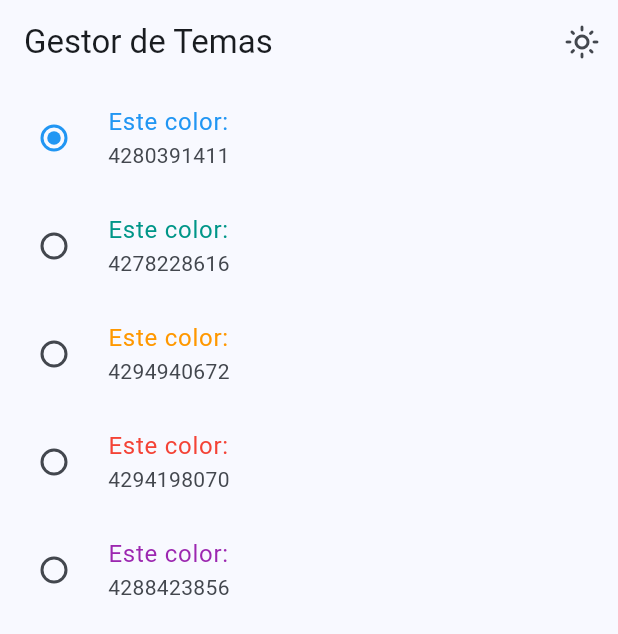
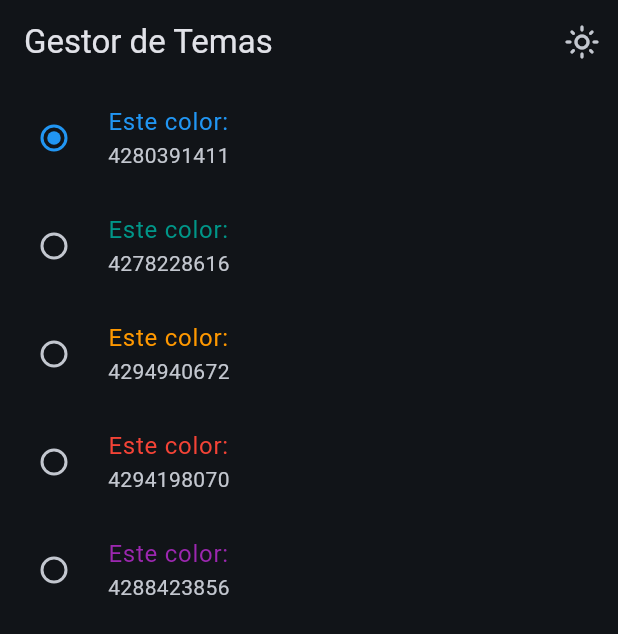
Before and after one commit to josuearroliga/widgetsApp, a Flutter app: the DarkModeScreen screen opened by its route, after a tap on the "dark mode" icon, on a phone screen of 412 x 824 dp. Shown: the top 634 px of the screen. Run offline on Flutter 3.47's test engine with Material 3 defaults, Android fonts, the phone set to English and light mode, and no system bars; our stand-ins replace animate_do, flutter_riverpod, go_router.

Commit message:
Added Riverpod to update the global color of the app.

```diff
--- a/lib/config/theme/app_theme.dart
+++ b/lib/config/theme/app_theme.dart
@@ -9,14 +9,24 @@ const colorList = <Color>[
 ];
 
 class AppTheme {
+  //Overal color theme
   final int selectedColor;
+  //Darkmode boolean variable.
+  final bool darkModeEnabled;
 
-  AppTheme({this.selectedColor = 0})
+  AppTheme({this.darkModeEnabled = false, this.selectedColor = 0})
       : assert(selectedColor >= 0, 'Selected color must be greater than 0'),
         assert(selectedColor < colorList.length,
             'Selected color must be less or equal than ${colorList.length - 1}');
 
 //Crete the method to get the theme data.
   ThemeData getTheme() => ThemeData(
-      colorSchemeSeed: colorList[selectedColor], brightness: Brightness.light);
+      colorSchemeSeed: colorList[selectedColor],
+      brightness: darkModeEnabled ? Brightness.dark : Brightness.light);
+
+//We need to use copyWith in order to create a whole copy of the state of AppTheme and send it to the ThemeNotifierProvider.
+
+  AppTheme copyWith({int? selectedColor, bool? darkModeEnabled}) => AppTheme(
+      selectedColor: selectedColor ?? this.selectedColor,
+      darkModeEnabled: darkModeEnabled ?? this.darkModeEnabled);
 }
--- a/lib/main.dart
+++ b/lib/main.dart
@@ -2,6 +2,7 @@ import 'package:flutter/material.dart';
 import 'package:flutter_riverpod/flutter_riverpod.dart';
 import 'package:widget_app/config/router/app_router.dart';
 import 'package:widget_app/config/theme/app_theme.dart';
+import 'package:widget_app/presentation/providers/theme_provider.dart';
 
 void main() {
   runApp(
@@ -11,17 +12,22 @@ void main() {
   );
 }
 
-class MainApp extends StatelessWidget {
+class MainApp extends ConsumerWidget {
   static const name = 'main_screen';
 
   const MainApp({super.key});
 
   @override
-  Widget build(BuildContext context) {
+  Widget build(BuildContext context, ref) {
+    /*  final isDarkMode = ref.watch(isDarkModeEnabled);
+    final selectedColor = ref.watch(colorSelectedProvider); */
+    final AppTheme appTheme = ref.watch(themeNotifierProvider);
+
     return MaterialApp.router(
       routerConfig: appRouter,
       debugShowCheckedModeBanner: false,
-      theme: AppTheme(selectedColor: 0).getTheme(),
+      //Here we will use riverpod to change the selected color and the darkmode state, we need to send the darkmode state here as a boolean.
+      theme: appTheme.getTheme(),
     );
   }
 }
--- a/lib/presentation/providers/theme_provider.dart
+++ b/lib/presentation/providers/theme_provider.dart
@@ -5,3 +5,20 @@ import 'package:widget_app/config/theme/app_theme.dart';
 final isDarkModeEnabled = StateProvider((ref) => false);
 final colorListProvider = Provider((ref) => colorList);
 final colorSelectedProvider = StateProvider((ref) => 0);
+
+//Un objeto de tipo AppTheme custom
+final themeNotifierProvider =
+    StateNotifierProvider<ThemeNotifier, AppTheme>((ref) => ThemeNotifier());
+
+//Controller o notifier.
+class ThemeNotifier extends StateNotifier<AppTheme> {
+  //State = estado =new AppTheme()
+  ThemeNotifier() : super(AppTheme());
+  void toggleDarkMode() {
+    state = state.copyWith(darkModeEnabled: !state.darkModeEnabled);
+  }
+
+  void toggleColor(int colorIndex) {
+    state = state.copyWith(selectedColor: colorIndex);
+  }
+}
--- a/lib/presentation/screens/darkmode/dark_mode_screen.dart
+++ b/lib/presentation/screens/darkmode/dark_mode_screen.dart
@@ -8,7 +8,9 @@ class DarkModeScreen extends ConsumerWidget {
 
   @override
   Widget build(BuildContext context, ref) {
-    final isDarkMode = ref.watch(isDarkModeEnabled);
+    //To checnge the darkmode state we need to check the main where we send the theme and color mode to the apptheme class.
+    final isDarkMode = ref.watch(themeNotifierProvider).darkModeEnabled;
+
     return Scaffold(
       appBar: AppBar(
         title: const Text('Gestor de Temas'),
@@ -18,7 +20,8 @@ class DarkModeScreen extends ConsumerWidget {
                 ? const Icon(Icons.light_mode_outlined)
                 : const Icon(Icons.dark_mode_outlined),
             onPressed: () {
-              ref.read(isDarkModeEnabled.notifier).update((state) => !state);
+              /*  ref.read(isDarkModeEnabled.notifier).update((state) => !state); */
+              ref.read(themeNotifierProvider.notifier).toggleDarkMode();
               //print(darkModeEnabler);
             },
           )
@@ -35,7 +38,9 @@ class _ThemeSelector extends ConsumerWidget {
     //Riverpod Provider para tener acceso a la lista de colores creada en el provider.
     final colors = ref.watch(colorListProvider);
     //Provider para vigilar los cambios en el selectedColor.
-    final selectedColor = ref.watch(colorSelectedProvider);
+    // final selectedColor = ref.watch(colorSelectedProvider);
+    //Ref for the color selection now.
+    final selectedColor = ref.watch(themeNotifierProvider).selectedColor;
 
     return ListView.builder(
       itemCount: colors.length,
@@ -52,9 +57,10 @@ class _ThemeSelector extends ConsumerWidget {
           groupValue: selectedColor,
           onChanged: (value) {
             //Assigning the index value to the new state of the colorSelectedProvider.
-            ref
+            /* ref
                 .read(colorSelectedProvider.notifier)
-                .update((state) => state = index);
+                .update((state) => state = index); */
+            ref.read(themeNotifierProvider.notifier).toggleColor(index);
           },
         );
       },
```
